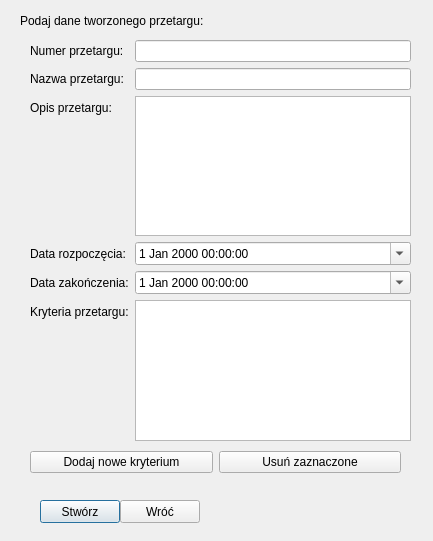
Qt form klient/gui/nowaaukcja.ui (dominikj/PKRY) before a commit.
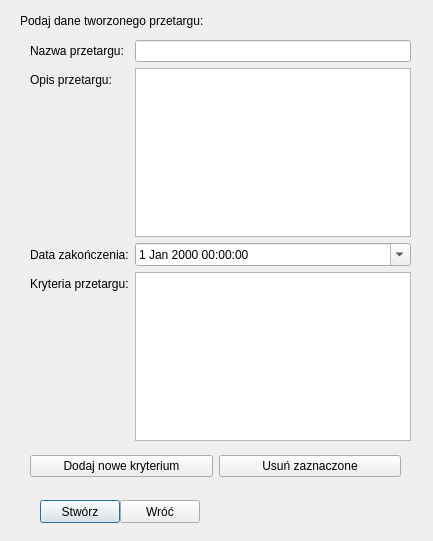
The same form after that commit.

What changed in the file:
```diff
--- a/klient/gui/nowaaukcja.ui
+++ b/klient/gui/nowaaukcja.ui
@@ -49,74 +49,50 @@
     </rect>
    </property>
    <layout class="QFormLayout" name="formLayout">
-    <item row="1" column="0">
+    <item row="0" column="0">
      <widget class="QLabel" name="label">
       <property name="text">
        <string>Nazwa przetargu:</string>
       </property>
      </widget>
     </item>
-    <item row="1" column="1">
+    <item row="0" column="1">
      <widget class="QLineEdit" name="lineEdit"/>
     </item>
-    <item row="2" column="0">
+    <item row="1" column="0">
      <widget class="QLabel" name="label_2">
       <property name="text">
        <string>Opis przetargu:</string>
       </property>
      </widget>
     </item>
-    <item row="2" column="1">
+    <item row="1" column="1">
      <widget class="QTextEdit" name="textEdit"/>
     </item>
-    <item row="3" column="0">
-     <widget class="QLabel" name="label_3">
-      <property name="text">
-       <string>Data rozpoczęcia:</string>
-      </property>
-     </widget>
-    </item>
-    <item row="3" column="1">
-     <widget class="QDateTimeEdit" name="dateTimeEdit">
-      <property name="calendarPopup">
-       <bool>true</bool>
-      </property>
-     </widget>
-    </item>
-    <item row="4" column="0">
+    <item row="2" column="0">
      <widget class="QLabel" name="label_4">
       <property name="text">
        <string>Data zakończenia:</string>
       </property>
      </widget>
     </item>
-    <item row="4" column="1">
+    <item row="2" column="1">
      <widget class="QDateTimeEdit" name="dateTimeEdit_2">
       <property name="calendarPopup">
        <bool>true</bool>
       </property>
      </widget>
     </item>
-    <item row="5" column="0">
+    <item row="3" column="0">
      <widget class="QLabel" name="label_5">
       <property name="text">
        <string>Kryteria przetargu:</string>
       </property>
      </widget>
     </item>
-    <item row="5" column="1">
+    <item row="3" column="1">
      <widget class="QListWidget" name="listWidget"/>
     </item>
-    <item row="0" column="0">
-     <widget class="QLabel" name="label_6">
-      <property name="text">
-       <string>Numer przetargu:</string>
-      </property>
-     </widget>
-    </item>
-    <item row="0" column="1">
-     <widget class="QLineEdit" name="lineEdit_2"/>
-    </item>
    </layout>
   </widget>
   <widget class="QWidget" name="layoutWidget">
@@ -125,7 +101,7 @@
      <x>30</x>
      <y>450</y>
      <width>371</width>
-     <height>25</height>
+     <height>33</height>
     </rect>
    </property>
    <layout class="QHBoxLayout" name="horizontalLayout">
@@ -150,7 +126,7 @@
     <rect>
      <x>20</x>
      <y>10</y>
-     <width>221</width>
+     <width>241</width>
      <height>21</height>
     </rect>
    </property>
```
